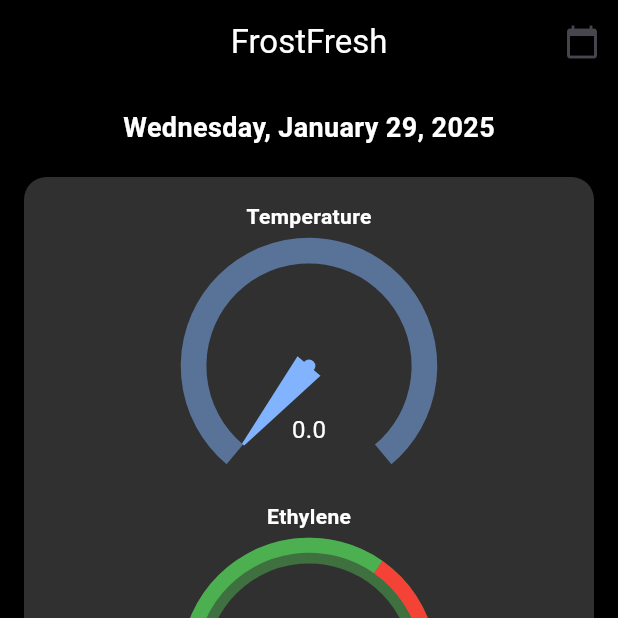
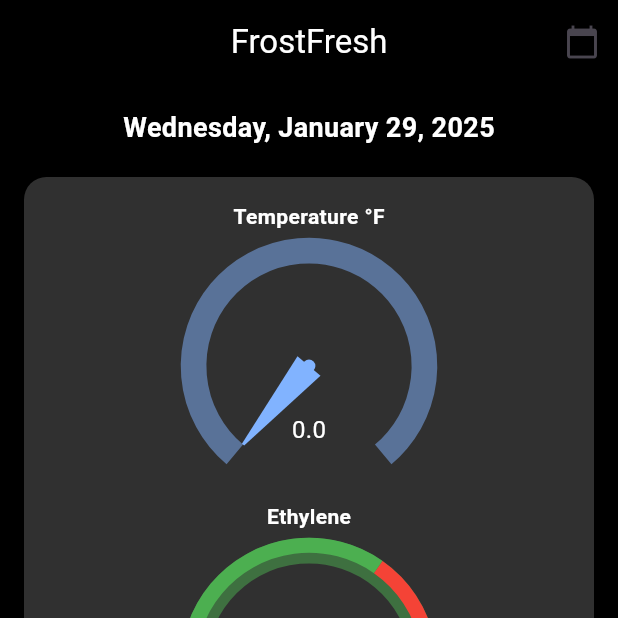
Before and after one commit to sdr20/frostfresh-Regional-SH-client-app, a Flutter app: the screen it shows after launch, on a phone screen of 412 x 824 dp, the top half of it. Run offline on Flutter 3.47's test engine with Material 3 defaults, Android fonts, the phone set to English and light mode, and no system bars; drawn by our look-alikes of syncfusion_flutter_gauges; our stand-ins replace firebase_core, firebase_database; accounts and stored records are empty.

```diff
--- a/lib/HomeScreen.dart
+++ b/lib/HomeScreen.dart
@@ -120,7 +120,7 @@
       child: Column(
         crossAxisAlignment: CrossAxisAlignment.start,
         children: [
-          _buildGauge('Temperature', _temperature, 100, const Color.fromARGB(255, 129, 179, 255), true),
+          _buildGauge('Temperature °F', _temperature, 100, const Color.fromARGB(255, 129, 179, 255), true),
           _buildEthyleneGauge('Ethylene', _ethylene, 400, Colors.green),
         ],
       ),
```
Also changed, not shown: 2 other files.
